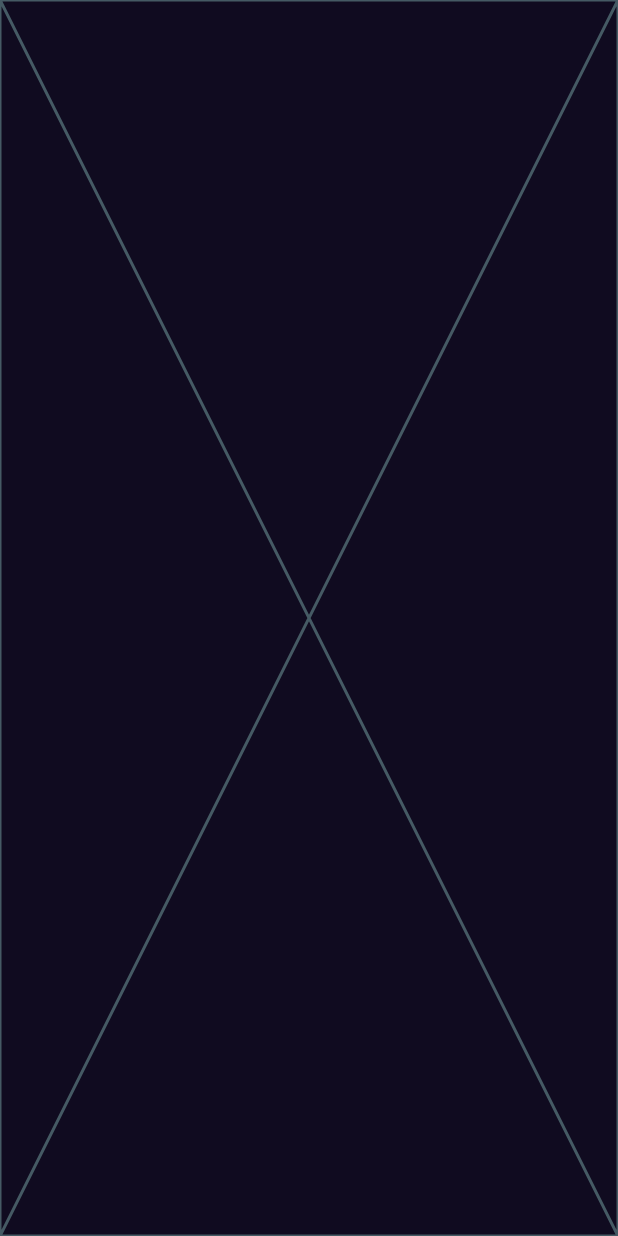
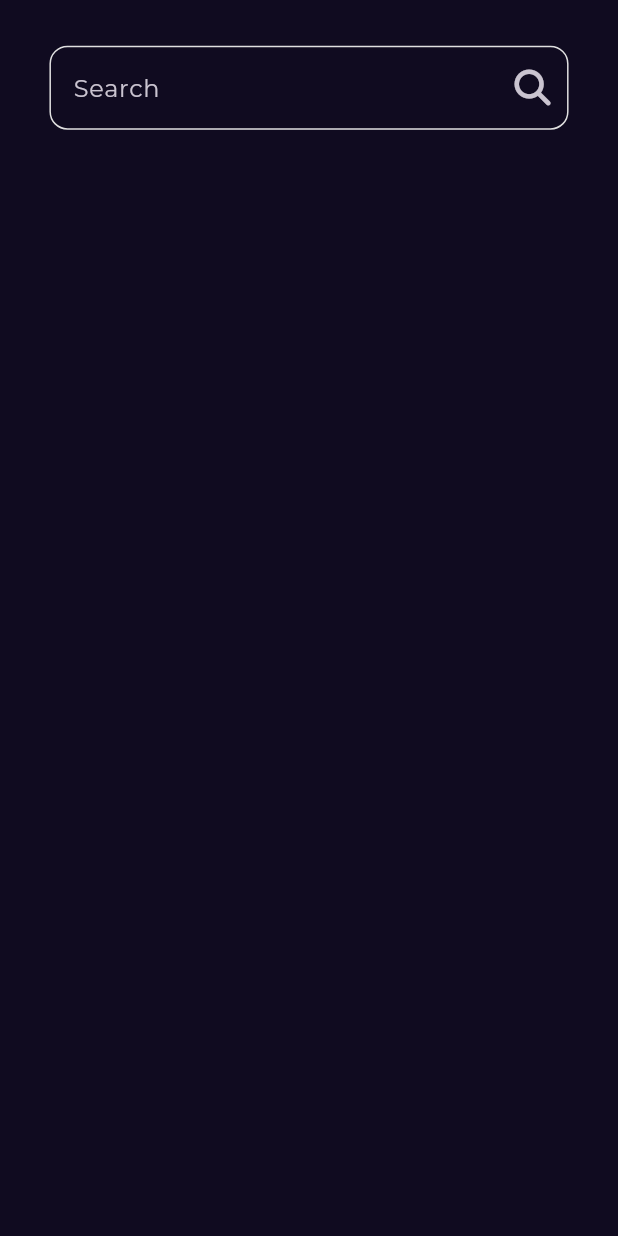
Before and after one commit to khaledNat3y/bookly_app, a Flutter app: the SearchScreen screen opened directly, on a phone screen of 412 x 824 dp. Run offline on Flutter 3.47's test engine with Material 3 defaults, Android fonts, the phone set to English and light mode, and no system bars; our stand-ins replace flutter_screenutil, flutter_svg, font_awesome_flutter, go_router, google_fonts.

Commit message:
-custom search text field.

```diff
--- a/lib/core/routing/routes.dart
+++ b/lib/core/routing/routes.dart
@@ -2,6 +2,6 @@ abstract class Routes {
   static const String splashScreen = "/";
   static const String homeScreen = "/homeScreen";
   static const String bookDetailsScreen = "/bookDetailsScreen";
-  static const String searchScreen = "/bookDetailsScreen";
+  static const String searchScreen = "/searchScreen";
 
 }
--- a/lib/core/theming/app_colors.dart
+++ b/lib/core/theming/app_colors.dart
@@ -11,4 +11,6 @@ abstract class AppColors {
   static const Color moreLightGrey = Color(0xffFDFDFF);
   static const Color yellow = Color(0xffffdd4f);
   static const Color buttonColor = Color(0xffEF8262);
+  static const Color errorColor = Color(0xffE63946);
+
 }
--- a/lib/features/home/presentaion/views/widgets/custom_app_bar.dart
+++ b/lib/features/home/presentaion/views/widgets/custom_app_bar.dart
@@ -1,6 +1,8 @@
+import 'package:bookly_app/core/routing/routes.dart';
 import 'package:flutter/material.dart';
 import 'package:flutter_screenutil/flutter_screenutil.dart';
 import 'package:font_awesome_flutter/font_awesome_flutter.dart';
+import 'package:go_router/go_router.dart';
 
 import '../../../../../core/utils/assets.dart';
 
@@ -17,7 +19,9 @@ class CustomAppBar extends StatelessWidget {
           height: 18.h,
         ),
         IconButton(
-            onPressed: () {},
+            onPressed: () {
+              GoRouter.of(context).push(Routes.searchScreen);
+            },
             icon: const Icon(
               FontAwesomeIcons.magnifyingGlass,
               size: 24,
--- /dev/null
+++ b/lib/features/home/presentaion/views/widgets/custom_search_text_field.dart
@@ -0,0 +1,35 @@
+import 'package:bookly_app/core/theming/app_colors.dart';
+import 'package:flutter/material.dart';
+import 'package:font_awesome_flutter/font_awesome_flutter.dart';
+
+class CustomSearchTextField extends StatelessWidget {
+  const CustomSearchTextField({super.key});
+
+  @override
+  Widget build(BuildContext context) {
+    return TextField(
+      cursorColor: AppColors.white,
+      cursorErrorColor: AppColors.errorColor,
+      decoration: InputDecoration(
+        enabledBorder: buildOutLineInputBorder(),
+        focusedBorder: buildOutLineInputBorder(),
+        border: buildOutLineInputBorder(),
+        errorBorder: buildOutLineInputBorder(color: AppColors.errorColor),
+        hintText: "Search",
+        suffixIcon: IconButton(
+            onPressed: () {},
+            icon: const Icon(
+              FontAwesomeIcons.magnifyingGlass,
+              size: 24,
+            )),
+
+      ),
+    );
+  }
+}
+OutlineInputBorder buildOutLineInputBorder({Color? color}) {
+  return OutlineInputBorder(
+    borderRadius: BorderRadius.circular(12),
+    borderSide: BorderSide(color: color ??  Colors.grey.shade300),
+  );
+}
--- a/lib/features/search/presentation/views/widgets/search_view_body.dart
+++ b/lib/features/search/presentation/views/widgets/search_view_body.dart
@@ -1,10 +1,21 @@
 import 'package:flutter/material.dart';
+import 'package:flutter_screenutil/flutter_screenutil.dart';
+import 'package:font_awesome_flutter/font_awesome_flutter.dart';
+
+import '../../../../home/presentaion/views/widgets/custom_search_text_field.dart';
 
 class SearchViewBody extends StatelessWidget {
   const SearchViewBody({super.key});
 
   @override
   Widget build(BuildContext context) {
-    return const Placeholder();
+    return Padding(
+      padding: EdgeInsets.symmetric(horizontal: 30.w, vertical: 30.h),
+      child: const Column(
+        children: [
+          CustomSearchTextField(),
+        ],
+      ),
+    );
   }
 }
```
